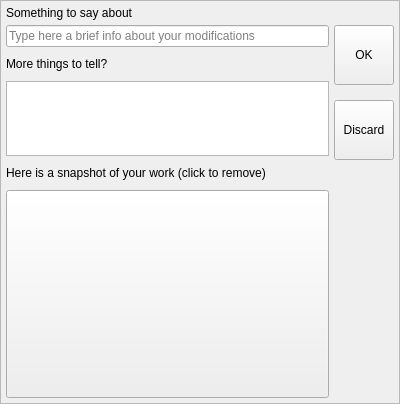
The window that core/watcherfeeling.ui (Rekall/Rekall) describes before a commit, drawn with Qt 5.
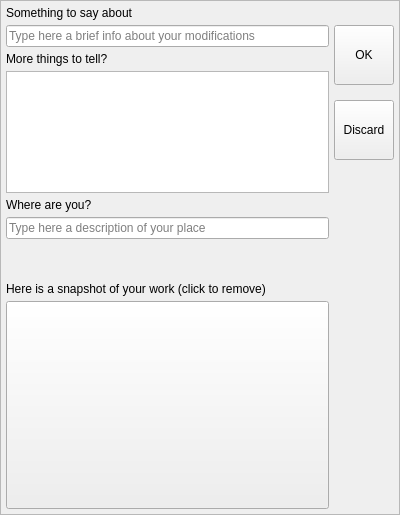
The same window after the commit. Custom widgets are drawn as their Qt base class.

Diff of the .ui file:
```diff
--- a/core/watcherfeeling.ui
+++ b/core/watcherfeeling.ui
@@ -7,7 +7,7 @@
     <x>0</x>
     <y>0</y>
     <width>400</width>
-    <height>404</height>
+    <height>515</height>
    </rect>
   </property>
   <property name="minimumSize">
@@ -65,7 +65,7 @@
         <item>
          <layout class="QVBoxLayout" name="verticalLayout_2">
           <property name="spacing">
-           <number>10</number>
+           <number>5</number>
           </property>
           <item>
            <widget class="QLineEdit" name="baseText">
@@ -87,6 +87,52 @@
           <item>
            <widget class="QPlainTextEdit" name="moreText"/>
           </item>
+          <item>
+           <widget class="QLabel" name="locationLabel">
+            <property name="text">
+             <string>Where are you?</string>
+            </property>
+            <property name="wordWrap">
+             <bool>true</bool>
+            </property>
+           </widget>
+          </item>
+          <item>
+           <widget class="QLineEdit" name="location">
+            <property name="placeholderText">
+             <string>Type here a description of your place</string>
+            </property>
+           </widget>
+          </item>
+          <item>
+           <layout class="QHBoxLayout" name="horizontalLayout_2">
+            <item>
+             <widget class="QLabel" name="weatherIcon">
+              <property name="text">
+               <string/>
+              </property>
+             </widget>
+            </item>
+            <item>
+             <layout class="QVBoxLayout" name="verticalLayout_5">
+              <item>
+               <widget class="QLabel" name="weatherSky">
+                <property name="text">
+                 <string/>
+                </property>
+               </widget>
+              </item>
+              <item>
+               <widget class="QLabel" name="weatherTemperature">
+                <property name="text">
+                 <string/>
+                </property>
+               </widget>
+              </item>
+             </layout>
+            </item>
+           </layout>
+          </item>
           <item>
            <widget class="QLabel" name="previewLabel">
             <property name="text">
```
